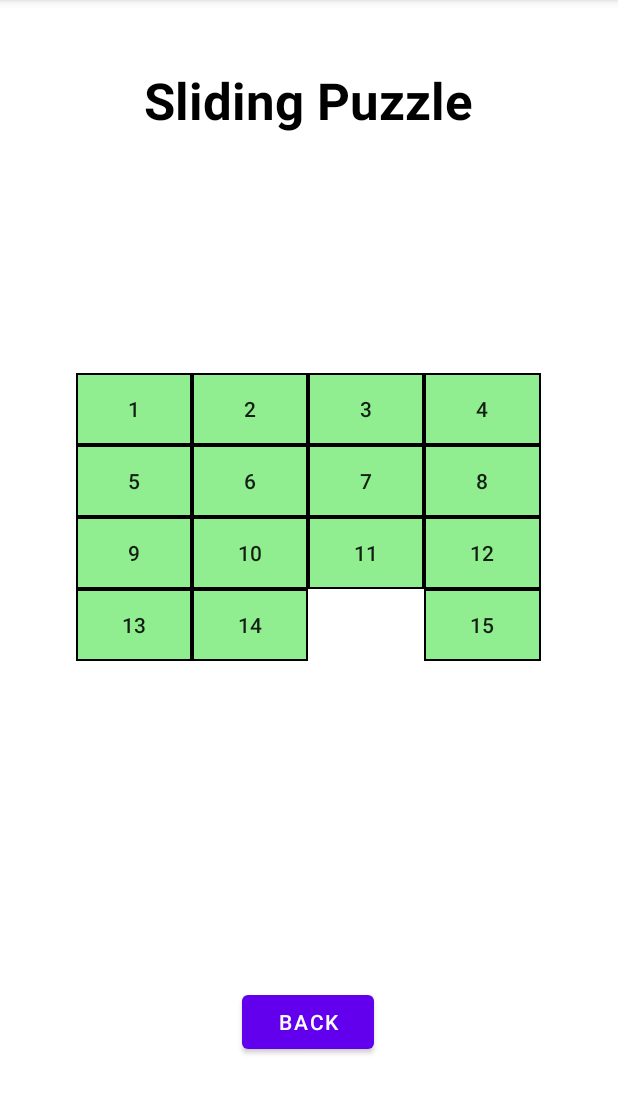
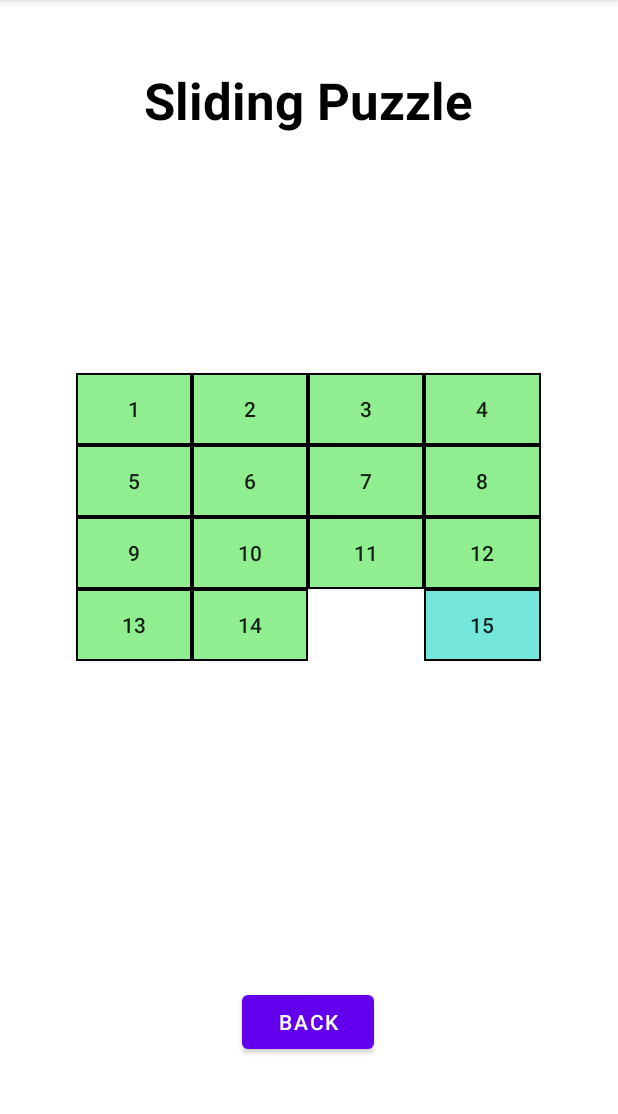
Before and after one commit to vladik120/Sliding-Puzzel, an Android app: the fragment FragBoard placed in its activity, on a phone screen of 412 x 824 dp, the part 84-1198 px from its top. Run offline under Robolectric (Android 15) with nearby library versions, the phone set to English and light mode, and no system bars; our stand-ins replace androidx.preference; 2 statements that could not run were skipped.

Commit message:
Add center the title and text in result game dialog

```diff
--- a/app/src/main/java/com/example/finalproject/BoardCellAdapter.java
+++ b/app/src/main/java/com/example/finalproject/BoardCellAdapter.java
@@ -11,7 +11,6 @@ import android.widget.Button;
 import android.widget.Toast;
 
 import androidx.annotation.NonNull;
-import androidx.fragment.app.ListFragment;
 import androidx.recyclerview.widget.RecyclerView;
 
 import java.io.FileInputStream;
@@ -19,7 +18,6 @@ import java.io.FileNotFoundException;
 import java.io.FileOutputStream;
 import java.io.IOException;
 import java.nio.ByteBuffer;
-import java.util.List;
 
 public class BoardCellAdapter extends RecyclerView.Adapter<BoardCellAdapter.ViewHolder> {
     private Cell[] board;
@@ -90,7 +88,9 @@ public class BoardCellAdapter extends RecyclerView.Adapter<BoardCellAdapter.View
             }else {
                 number = Integer.parseInt(cell.getNumber());
                 BTN_Cell.setText(String.valueOf(number+1));
-                BTN_Cell.setBackgroundResource(R.drawable.frame_button);
+                if(board[position].getNumber().equals(String.valueOf(position)))
+                    BTN_Cell.setBackgroundResource(R.drawable.button_in_place);
+                else BTN_Cell.setBackgroundResource(R.drawable.button_not_in_place);
             }
 
             BTN_Cell.setOnClickListener(new View.OnClickListener() {
@@ -112,7 +112,7 @@ public class BoardCellAdapter extends RecyclerView.Adapter<BoardCellAdapter.View
                             Log.i("Game status","Finish");
                             Long time = End-Start;
                             AddToFile(row,col,MoveCount,time.intValue()/1000,difficulty);
-                            listener.GameFinished(time.intValue(),MoveCount);
+                            listener.GameFinished(time.intValue(),MoveCount,Calculate.ScoreCalc(row,col,MoveCount,time.intValue()/1000,difficulty));
                         }
                     }
                 }
@@ -122,7 +122,7 @@ public class BoardCellAdapter extends RecyclerView.Adapter<BoardCellAdapter.View
     }
 
     public interface BoardCellAdapterListener{
-        void GameFinished(int time ,int move);
+        void GameFinished(int time ,int move,int score);
     }
 
     public void AddToFile(int row, int col, int move, int time, String difficulty){
--- a/app/src/main/java/com/example/finalproject/SimpleDialog.java
+++ b/app/src/main/java/com/example/finalproject/SimpleDialog.java
@@ -4,6 +4,7 @@ import android.app.AlertDialog;
 import android.app.Dialog;
 import android.content.DialogInterface;
 import android.os.Bundle;
+import android.view.Window;
 
 import androidx.fragment.app.DialogFragment;
 
@@ -26,8 +27,9 @@ public class SimpleDialog extends DialogFragment {
         String title = getArguments().getString("title");
         String text = getArguments().getString("text");
         AlertDialog.Builder alertDialogBuilder = new AlertDialog.Builder(getActivity());
-        alertDialogBuilder.setTitle(title);
-        alertDialogBuilder.setMessage(text);
+
+        alertDialogBuilder.setTitle("                  "+title);
+        alertDialogBuilder.setMessage("                    "+text);
         alertDialogBuilder.setPositiveButton("OK",  new DialogInterface.OnClickListener() {
             @Override
             public void onClick(DialogInterface dialog, int which) {
--- /dev/null
+++ b/app/src/main/res/drawable/button_not_in_place.xml
@@ -0,0 +1,10 @@
+<?xml version="1.0" encoding="utf-8"?>
+<shape xmlns:android="http://schemas.android.com/apk/res/android"
+    android:shape="rectangle"
+    >
+    <solid android:color="#75E6DA"/>
+    <stroke
+        android:width="1dp"
+        android:color="#000000" />
+
+</shape>
--- a/app/src/main/res/layout/fragment_frag_cell.xml
+++ b/app/src/main/res/layout/fragment_frag_cell.xml
@@ -12,7 +12,6 @@
 
         android:layout_width="wrap_content"
         android:layout_height="wrap_content"
-        android:background="@drawable/frame_button"
         android:text="@string/empty"
         app:layout_constraintBottom_toBottomOf="parent"
         app:layout_constraintEnd_toEndOf="parent"
```
Also changed, not shown: app/src/main/java/com/example/finalproject/MainActivity.java (+5 -2 lines), app/src/main/res/drawable/button_in_place.xml (renamed from app/src/main/res/drawable/frame_button.xml).
